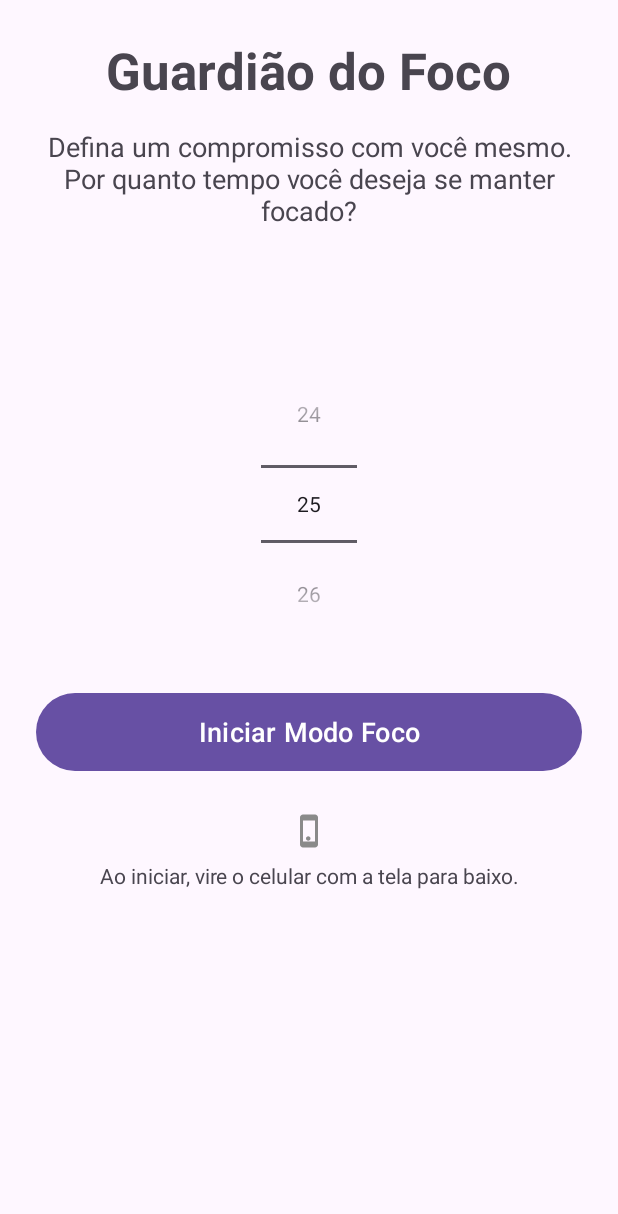
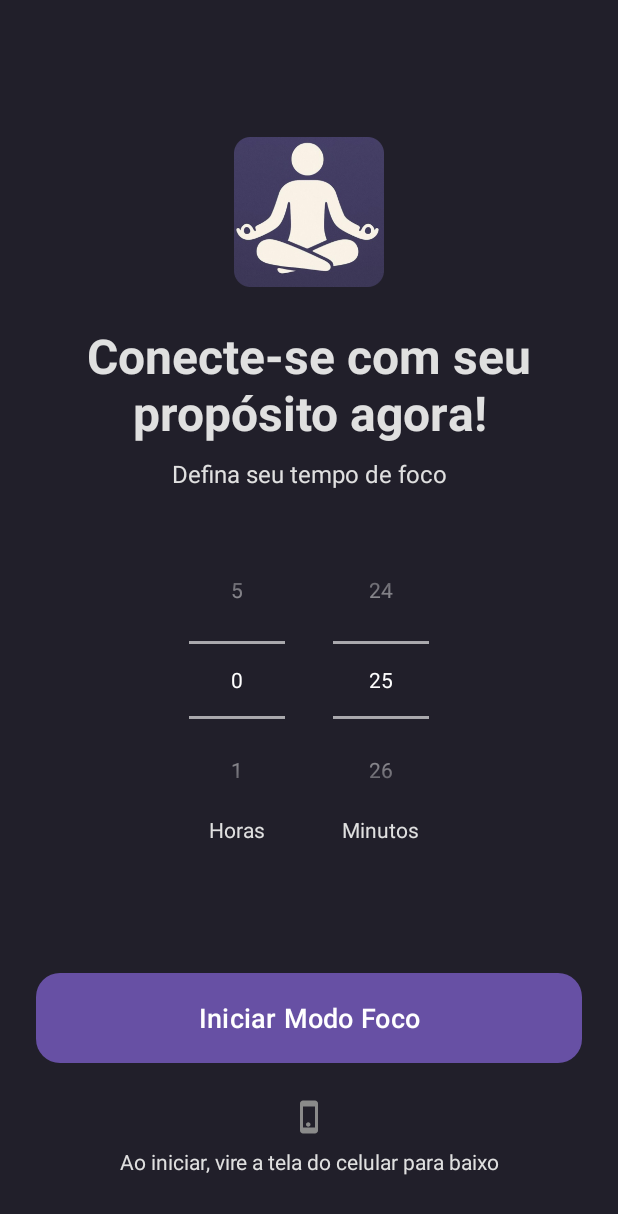
Before and after one commit to LaraViggiano/GuardiaoDoFoco, an Android app: the screen it shows after launch (MainActivity), on a phone screen of 412 x 824 dp. Shown: the top 1214 px of the screen. Run offline under Robolectric (Android 15) with nearby library versions, the phone set to English and light mode, and no system bars.

Commit message:
Atualização de design

```diff
--- a/app/src/main/java/com/example/guardiaodofoco/FocusService.kt
+++ b/app/src/main/java/com/example/guardiaodofoco/FocusService.kt
@@ -46,7 +46,7 @@ class FocusService : Service() {
     }
 
     override fun onStartCommand(intent: Intent?, flags: Int, startId: Int): Int {
-        // Agora o serviço pode receber diferentes ações
+        // Garante que o serviço pode receber diferentes ações
         when (intent?.action) {
             ACTION_START_FOCUS -> {
                 val minutes = intent.getLongExtra("FOCUS_MINUTES", 1)
@@ -95,7 +95,7 @@ class FocusService : Service() {
         }
     }
 
-    // --- NOVOS MÉTODOS PARA A CAMADA CINZENTA ---
+    // MÉTODOS PARA A CAMADA CINZENTA
 
     private fun showOverlay() {
         if (overlayView == null) {
@@ -159,7 +159,6 @@ class FocusService : Service() {
 
     companion object {
         const val NOTIFICATION_ID = 1
-        // Ações para controlar o serviço
         const val ACTION_START_FOCUS = "ACTION_START_FOCUS"
         const val ACTION_STOP_FOCUS = "ACTION_STOP_FOCUS"
         const val ACTION_SHOW_OVERLAY = "ACTION_SHOW_OVERLAY"
--- a/app/src/main/java/com/example/guardiaodofoco/MainActivity.kt
+++ b/app/src/main/java/com/example/guardiaodofoco/MainActivity.kt
@@ -17,13 +17,13 @@ import androidx.appcompat.app.AppCompatActivity
 
 class MainActivity : AppCompatActivity() {
 
+    private lateinit var hoursPicker: NumberPicker
     private lateinit var minutesPicker: NumberPicker
     private lateinit var startButton: Button
     private lateinit var notificationManager: NotificationManager
     private lateinit var devicePolicyManager: DevicePolicyManager
     private lateinit var adminComponentName: ComponentName
 
-    // ... (launchers existentes) ...
     private val notificationPolicyLauncher = registerForActivityResult(
         ActivityResultContracts.StartActivityForResult()
     ) { handleStartFocusClick() }
@@ -32,7 +32,6 @@ class MainActivity : AppCompatActivity() {
         ActivityResultContracts.StartActivityForResult()
     ) { handleStartFocusClick() }
 
-    // NOVO LAUNCHER para a permissão de administrador
     private val deviceAdminLauncher = registerForActivityResult(
         ActivityResultContracts.StartActivityForResult()
     ) { handleStartFocusClick() }
@@ -46,41 +45,51 @@ class MainActivity : AppCompatActivity() {
         devicePolicyManager = getSystemService(Context.DEVICE_POLICY_SERVICE) as DevicePolicyManager
         adminComponentName = ComponentName(this, FocusDeviceAdminReceiver::class.java)
 
+        hoursPicker = findViewById(R.id.hoursPicker)
         minutesPicker = findViewById(R.id.minutesPicker)
         startButton = findViewById(R.id.startButton)
 
-        setupNumberPicker()
+        setupNumberPickers()
 
         startButton.setOnClickListener {
             handleStartFocusClick()
         }
     }
 
-    private fun setupNumberPicker() {
-        minutesPicker.minValue = 1 // Mínimo de 1 minuto para testes
-        minutesPicker.maxValue = 120
+    private fun setupNumberPickers() {
+        hoursPicker.minValue = 0
+        hoursPicker.maxValue = 5
+        hoursPicker.value = 0
+
+        minutesPicker.minValue = 0
+        minutesPicker.maxValue = 59
         minutesPicker.value = 25
     }
 
     private fun handleStartFocusClick() {
-        // Cadeia de verificação de permissões
         when {
             !notificationManager.isNotificationPolicyAccessGranted -> requestNotificationPolicyAccess()
             !Settings.canDrawOverlays(this) -> requestOverlayPermission()
-            !devicePolicyManager.isAdminActive(adminComponentName) -> requestDeviceAdminAccess() // NOVA VERIFICAÇÃO
+            !devicePolicyManager.isAdminActive(adminComponentName) -> requestDeviceAdminAccess()
             else -> startFocusService()
         }
     }
 
-    // ... (métodos de pedido de permissão existentes) ...
     private fun requestNotificationPolicyAccess() {
-        // ... (código existente) ...
-    }
-    private fun requestOverlayPermission() {
-        // ... (código existente) ...
+        Toast.makeText(this, "Por favor, ative a permissão para o Guardião do Foco.", Toast.LENGTH_LONG).show()
+        val intent = Intent(Settings.ACTION_NOTIFICATION_POLICY_ACCESS_SETTINGS)
+        notificationPolicyLauncher.launch(intent)
     }
 
-    // NOVO MÉTODO para pedir a permissão de administrador
+    private fun requestOverlayPermission() {
+        Toast.makeText(this, "Agora, ative a permissão para sobrepor outros apps.", Toast.LENGTH_LONG).show()
+        val intent = Intent(
+            Settings.ACTION_MANAGE_OVERLAY_PERMISSION,
+            Uri.parse("package:$packageName")
+        )
+        overlayPermissionLauncher.launch(intent)
+    }
+
     private fun requestDeviceAdminAccess() {
         Toast.makeText(this, "Por fim, ative o Guardião como administrador.", Toast.LENGTH_LONG).show()
         val intent = Intent(DevicePolicyManager.ACTION_ADD_DEVICE_ADMIN).apply {
@@ -92,10 +101,15 @@ class MainActivity : AppCompatActivity() {
 
 
     private fun startFocusService() {
-        val focusMinutes = minutesPicker.value.toLong()
+        val totalMinutes = (hoursPicker.value * 60) + minutesPicker.value
+        if (totalMinutes == 0) {
+            Toast.makeText(this, "Por favor, selecione um tempo maior que zero.", Toast.LENGTH_SHORT).show()
+            return
+        }
+
         val serviceIntent = Intent(this, FocusService::class.java).apply {
             action = FocusService.ACTION_START_FOCUS
-            putExtra("FOCUS_MINUTES", focusMinutes)
+            putExtra("FOCUS_MINUTES", totalMinutes.toLong())
         }
 
         if (Build.VERSION.SDK_INT >= Build.VERSION_CODES.O) {
@@ -104,13 +118,10 @@ class MainActivity : AppCompatActivity() {
             startService(serviceIntent)
         }
 
-        Toast.makeText(this, "Modo Foco iniciado por $focusMinutes minutos.", Toast.LENGTH_SHORT).show()
-
-        // BLOQUEIA A TELA
+        Toast.makeText(this, "Modo Foco iniciado por $totalMinutes minutos.", Toast.LENGTH_SHORT).show()
         lockScreen()
     }
 
-    // NOVO MÉTODO para bloquear a tela
     private fun lockScreen() {
         if (devicePolicyManager.isAdminActive(adminComponentName)) {
             devicePolicyManager.lockNow()
--- /dev/null
+++ b/app/src/main/res/drawable/button_background_primary.xml
@@ -0,0 +1,6 @@
+<?xml version="1.0" encoding="utf-8"?>
+<shape xmlns:android="http://schemas.android.com/apk/res/android"
+    android:shape="rectangle">
+    <solid android:color="@color/primary_purple" />
+    <corners android:radius="16dp" />
+</shape>
--- /dev/null
+++ b/app/src/main/res/drawable/button_background_reason.xml
@@ -0,0 +1,6 @@
+<?xml version="1.0" encoding="utf-8"?>
+<shape xmlns:android="http://schemas.android.com/apk/res/android"
+    android:shape="rectangle">
+    <solid android:color="@color/button_background_light" />
+    <corners android:radius="12dp" />
+</shape>
--- /dev/null
+++ b/app/src/main/res/drawable/button_background_reason_selected.xml
@@ -0,0 +1,6 @@
+<?xml version="1.0" encoding="utf-8"?>
+<shape xmlns:android="http://schemas.android.com/apk/res/android"
+    android:shape="rectangle">
+    <solid android:color="@color/selected_purple_subtle" />
+    <corners android:radius="12dp" />
+</shape>
--- /dev/null
+++ b/app/src/main/res/drawable/button_reason_selector.xml
@@ -0,0 +1,5 @@
+<?xml version="1.0" encoding="utf-8"?>
+<selector xmlns:android="http://schemas.android.com/apk/res/android">
+    <item android:drawable="@drawable/button_background_reason_selected" android:state_selected="true" />
+    <item android:drawable="@drawable/button_background_reason" />
+</selector>
--- a/app/src/main/res/layout/activity_main.xml
+++ b/app/src/main/res/layout/activity_main.xml
@@ -4,65 +4,127 @@
     xmlns:tools="http://schemas.android.com/tools"
     android:layout_width="match_parent"
     android:layout_height="match_parent"
+    android:background="@color/background_dark"
     android:padding="24dp"
     tools:context=".MainActivity">
 
+    <ImageView
+        android:id="@+id/logoImageView"
+        android:layout_width="100dp"
+        android:layout_height="100dp"
+        android:src="@drawable/logo_meditation"
+        app:layout_constraintEnd_toEndOf="parent"
+        app:layout_constraintStart_toStartOf="parent"
+        app:layout_constraintTop_toTopOf="parent"
+        app:layout_constraintVertical_bias="0.1"
+        app:layout_constraintBottom_toBottomOf="parent"/>
+
     <TextView
         android:id="@+id/titleTextView"
-        android:layout_width="wrap_content"
+        android:layout_width="0dp"
         android:layout_height="wrap_content"
-        android:text="Guardião do Foco"
-        android:textSize="34sp"
+        android:layout_marginTop="24dp"
+        android:text="Conecte-se com seu propósito agora!"
+        android:textAlignment="center"
+        android:textSize="32sp"
         android:textStyle="bold"
         app:layout_constraintEnd_toEndOf="parent"
         app:layout_constraintStart_toStartOf="parent"
-        app:layout_constraintTop_toTopOf="parent" />
+        app:layout_constraintTop_toBottomOf="@id/logoImageView" />
 
     <TextView
         android:id="@+id/subtitleTextView"
-        android:layout_width="0dp"
+        android:layout_width="wrap_content"
         android:layout_height="wrap_content"
-        android:layout_marginTop="16dp"
-        android:text="Defina um compromisso com você mesmo. Por quanto tempo você deseja se manter focado?"
-        android:textAlignment="center"
-        android:textSize="18sp"
+        android:layout_marginTop="8dp"
+        android:text="Defina seu tempo de foco"
+        android:textSize="16sp"
         app:layout_constraintEnd_toEndOf="parent"
         app:layout_constraintStart_toStartOf="parent"
-        app:layout_constraintTop_toBottomOf="@+id/titleTextView" />
+        app:layout_constraintTop_toBottomOf="@id/titleTextView" />
 
-    <NumberPicker
-        android:id="@+id/minutesPicker"
+    <LinearLayout
+        android:id="@+id/pickerContainer"
         android:layout_width="wrap_content"
         android:layout_height="wrap_content"
-        app:layout_constraintBottom_toBottomOf="parent"
+        android:gravity="center"
+        android:orientation="horizontal"
+        app:layout_constraintBottom_toTopOf="@id/startButton"
         app:layout_constraintEnd_toEndOf="parent"
         app:layout_constraintStart_toStartOf="parent"
-        app:layout_constraintTop_toBottomOf="@+id/subtitleTextView"
-        app:layout_constraintVertical_bias="0.2" />
+        app:layout_constraintTop_toBottomOf="@id/subtitleTextView"
+        app:layout_constraintVertical_bias="0.3">
+
+        <!-- Container para Horas -->
+        <LinearLayout
+            android:layout_width="wrap_content"
+            android:layout_height="wrap_content"
+            android:layout_marginEnd="16dp"
+            android:gravity="center_horizontal"
+            android:orientation="vertical">
+
+            <NumberPicker
+                android:id="@+id/hoursPicker"
+                android:layout_width="wrap_content"
+                android:layout_height="wrap_content"
+                android:theme="@style/ThemeOverlay.AppCompat.Dark" />
+
+            <TextView
+                android:layout_width="wrap_content"
+                android:layout_height="wrap_content"
+                android:text="Horas"
+                android:textColor="@color/text_light" />
+        </LinearLayout>
+
+        <!-- Container para Minutos -->
+        <LinearLayout
+            android:layout_width="wrap_content"
+            android:layout_height="wrap_content"
+            android:layout_marginStart="16dp"
+            android:gravity="center_horizontal"
+            android:orientation="vertical">
+
+            <NumberPicker
+                android:id="@+id/minutesPicker"
+                android:layout_width="wrap_content"
+                android:layout_height="wrap_content"
+                android:theme="@style/ThemeOverlay.AppCompat.Dark" />
+
+            <TextView
+                android:layout_width="wrap_content"
+                android:layout_height="wrap_content"
+                android:text="Minutos"
+                android:textColor="@color/text_light" />
+        </LinearLayout>
+
+    </LinearLayout>
 
     <Button
         android:id="@+id/startButton"
         android:layout_width="0dp"
         android:layout_height="60dp"
-        android:layout_marginTop="32dp"
+        android:layout_marginBottom="24dp"
+        android:background="@drawable/button_background_primary"
         android:text="Iniciar Modo Foco"
+        android:textAllCaps="false"
+        android:textColor="@color/white"
         android:textSize="18sp"
+        app:layout_constraintBottom_toTopOf="@id/warningTextView"
         app:layout_constraintEnd_toEndOf="parent"
-        app:layout_constraintStart_toStartOf="parent"
-        app:layout_constraintTop_toBottomOf="@+id/minutesPicker" />
+        app:layout_constraintStart_toStartOf="parent" />
 
     <TextView
         android:id="@+id/warningTextView"
         android:layout_width="0dp"
         android:layout_height="wrap_content"
-        android:layout_marginTop="24dp"
+        android:layout_marginBottom="16dp"
         android:drawablePadding="8dp"
         android:gravity="center"
-        android:text="Ao iniciar, vire o celular com a tela para baixo."
+        android:text="Ao iniciar, vire a tela do celular para baixo"
         android:textAlignment="center"
         app:drawableTopCompat="@drawable/ic_screen_down"
+        app:layout_constraintBottom_toBottomOf="parent"
         app:layout_constraintEnd_toEndOf="parent"
-        app:layout_constraintStart_toStartOf="parent"
-        app:layout_constraintTop_toBottomOf="@+id/startButton" />
+        app:layout_constraintStart_toStartOf="parent" />
 
 </androidx.constraintlayout.widget.ConstraintLayout>
--- a/app/src/main/res/values/colors.xml
+++ b/app/src/main/res/values/colors.xml
@@ -2,4 +2,12 @@
 <resources>
     <color name="black">#FF000000</color>
     <color name="white">#FFFFFFFF</color>
+
+    <color name="background_dark">#211F2A</color>
+    <color name="primary_purple">#7B4DFF</color>
+    <color name="button_background_light">#3C3A48</color>
+    <color name="text_light">#E0E0E0</color>
+    <color name="text_red">#FF5252</color>
+
+    <color name="selected_purple_subtle">#5E4A8C</color>
 </resources>
--- a/app/src/main/res/values/themes.xml
+++ b/app/src/main/res/values/themes.xml
@@ -2,7 +2,8 @@
     <!-- Base application theme. -->
     <style name="Base.Theme.GuardiaoDoFoco" parent="Theme.Material3.DayNight.NoActionBar">
         <!-- Customize your light theme here. -->
-        <!-- <item name="colorPrimary">@color/my_light_primary</item> -->
+        <item name="android:background">@color/background_dark</item>
+        <item name="android:textColor">@color/text_light</item>
     </style>
 
     <style name="Theme.GuardiaoDoFoco" parent="Base.Theme.GuardiaoDoFoco" />
```
Also changed, not shown: app/src/main/java/com/example/guardiaodofoco/InterruptionActivity.kt (+30 -10 lines), app/src/main/res/layout/activity_interruption.xml (+67 -32 lines), app/src/main/res/drawable/logo_meditation.png (added).
